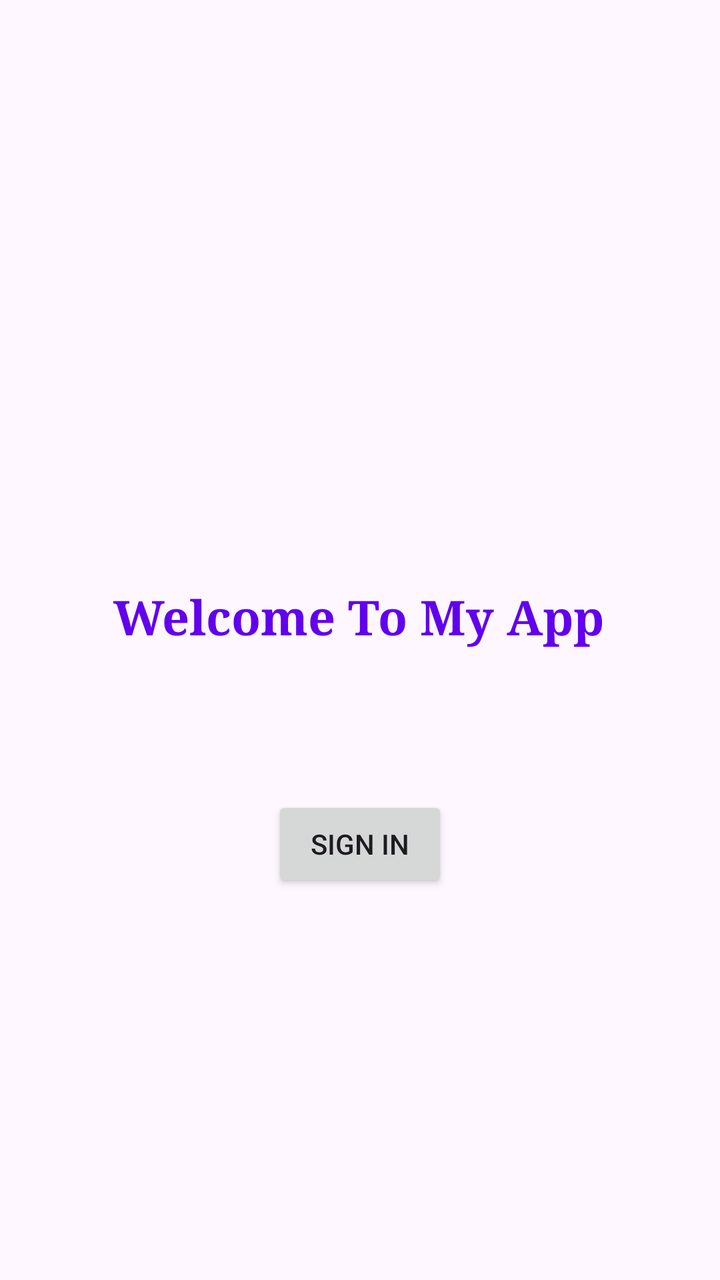
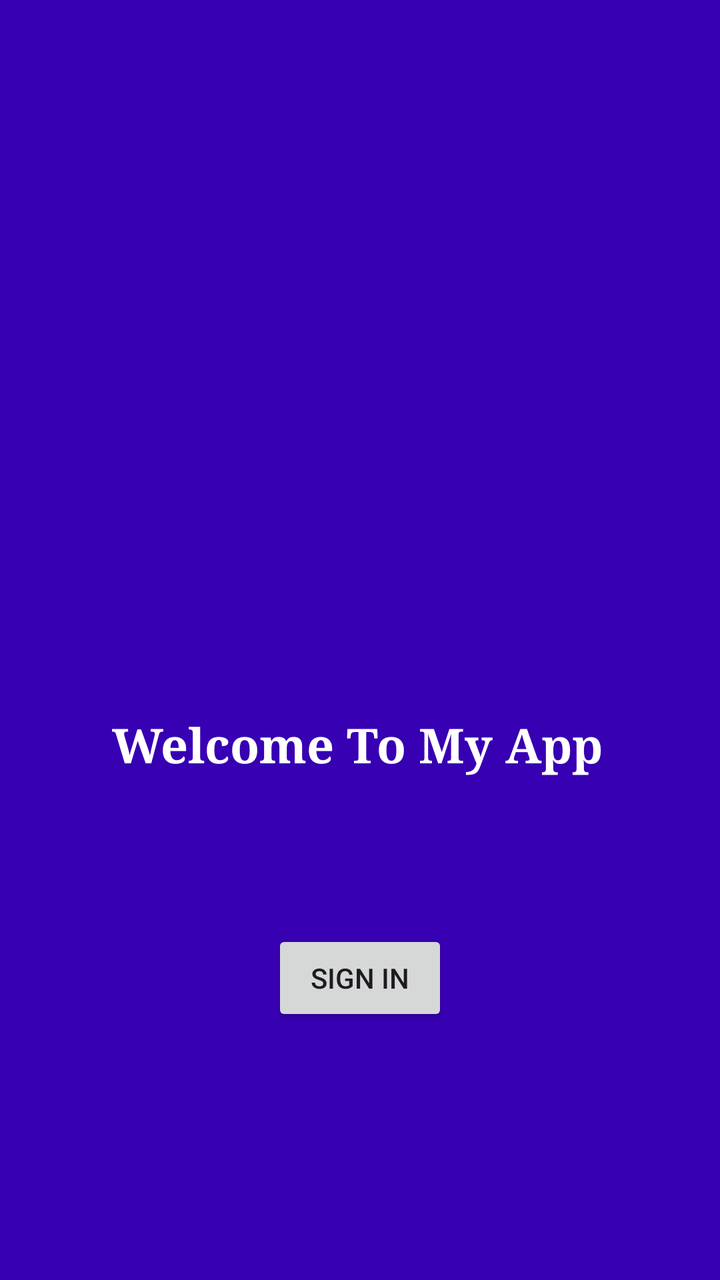

Compare the two renders of this Android layout. The source of the first and the diff that turns it into the second are given below.
<!-- AndroidManifest.xml: application theme Theme.MyFirstApp -->
<!-- res/layout/activity_main.xml -->
<?xml version="1.0" encoding="utf-8"?>
<androidx.constraintlayout.widget.ConstraintLayout xmlns:android="http://schemas.android.com/apk/res/android"
    xmlns:app="http://schemas.android.com/apk/res-auto"
    xmlns:tools="http://schemas.android.com/tools"
    android:id="@+id/main"
    android:layout_width="match_parent"
    android:layout_height="match_parent"
    tools:context=".MainActivity">

    <TextView
        android:id="@+id/textView3"
        android:layout_width="247dp"
        android:layout_height="82dp"
        android:layout_marginStart="82dp"
        android:layout_marginTop="292dp"
        android:layout_marginEnd="82dp"
        android:fontFamily="serif"
        android:text="Welcome To My App"
        android:textAlignment="center"
        android:textAllCaps="false"
        android:textColor="@color/design_default_color_primary"
        android:textSize="24sp"
        android:textStyle="bold"
        app:layout_constraintEnd_toEndOf="parent"
        app:layout_constraintStart_toStartOf="parent"
        app:layout_constraintTop_toTopOf="parent" />

    <Button
        android:id="@+id/button2"
        android:layout_width="wrap_content"
        android:layout_height="wrap_content"
        android:layout_marginStart="147dp"
        android:layout_marginTop="24dp"
        android:layout_marginEnd="147dp"
        android:onClick="ChuyenMH2"
        android:text="Sign In"
        app:layout_constraintEnd_toEndOf="parent"
        app:layout_constraintStart_toStartOf="parent"
        app:layout_constraintTop_toBottomOf="@+id/textView3" />
</androidx.constraintlayout.widget.ConstraintLayout>
<!-- resources referenced by this layout -->
<resources>
  <style name="Theme.MyFirstApp" parent="Base.Theme.MyFirstApp" />
  <style name="Base.Theme.MyFirstApp" parent="Theme.Material3.DayNight.NoActionBar">
          
          
      </style>
</resources>

<!-- the commit's change to res/layout/activity_main.xml (unified diff, before → after) -->
@@ -5,6 +5,7 @@
     android:id="@+id/main"
     android:layout_width="match_parent"
     android:layout_height="match_parent"
+    android:background="@color/design_default_color_primary_dark"
     tools:context=".MainActivity">
 
     <TextView
@@ -12,16 +13,18 @@
         android:layout_width="247dp"
         android:layout_height="82dp"
         android:layout_marginStart="82dp"
-        android:layout_marginTop="292dp"
+        android:layout_marginTop="356dp"
         android:layout_marginEnd="82dp"
         android:fontFamily="serif"
+        android:stateListAnimator="@android:anim/anticipate_overshoot_interpolator"
         android:text="Welcome To My App"
         android:textAlignment="center"
         android:textAllCaps="false"
-        android:textColor="@color/design_default_color_primary"
+        android:textColor="@color/design_default_color_on_primary"
         android:textSize="24sp"
         android:textStyle="bold"
         app:layout_constraintEnd_toEndOf="parent"
+        app:layout_constraintHorizontal_bias="0.513"
         app:layout_constraintStart_toStartOf="parent"
         app:layout_constraintTop_toTopOf="parent" />
 
@@ -34,7 +37,10 @@
         android:layout_marginEnd="147dp"
         android:onClick="ChuyenMH2"
         android:text="Sign In"
+        app:layout_constraintBottom_toBottomOf="parent"
         app:layout_constraintEnd_toEndOf="parent"
+        app:layout_constraintHorizontal_bias="0.507"
         app:layout_constraintStart_toStartOf="parent"
-        app:layout_constraintTop_toBottomOf="@+id/textView3" />
+        app:layout_constraintTop_toBottomOf="@+id/textView3"
+        app:layout_constraintVertical_bias="0.024" />
 </androidx.constraintlayout.widget.ConstraintLayout>
